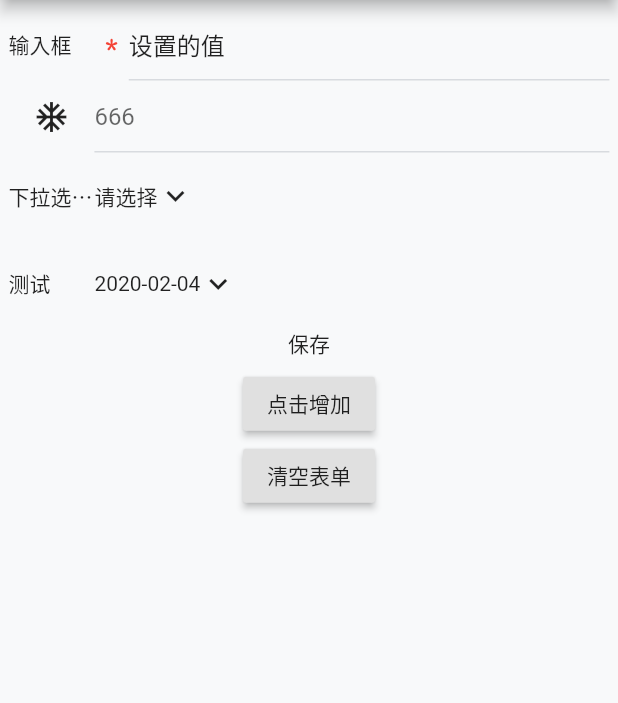
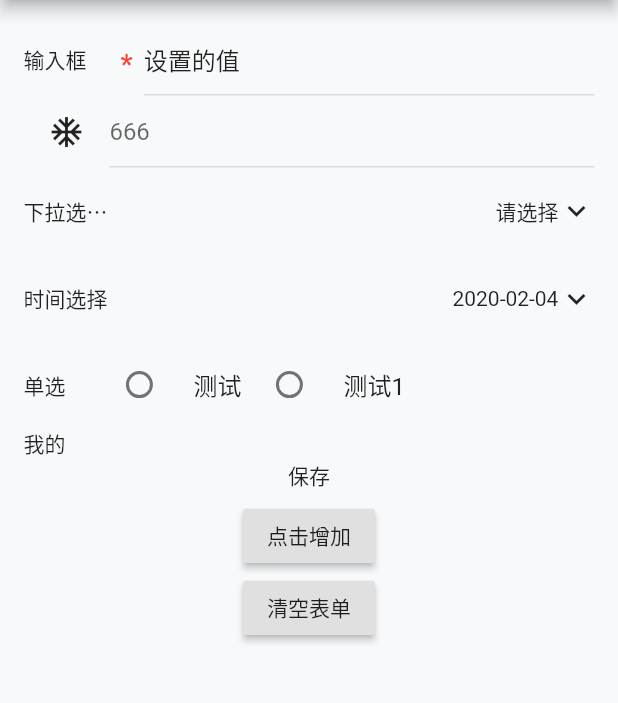
Before and after one commit to EightDoor/flutter-base, a Flutter app: the DemoForm screen opened by its route, after a tap on "请选择", on a phone screen of 412 x 824 dp, the part 84-787 px from its top. Run offline on Flutter 3.47's test engine with Material 2 defaults, Android fonts, the phone set to English and light mode, and no system bars; our stand-ins replace cached_network_image, dio, flutter_easyloading, flutter_easyrefresh, flutter_screenutil, flutter_spinkit and 7 more; missing offline and left inert: flustars, flutter_pickers, r_upgrade, sp_util.

Commit message:
feat: 单选框,自定义组件插槽位置

```diff
--- a/lib/components/Form/FormField.dart
+++ b/lib/components/Form/FormField.dart
@@ -1,5 +1,6 @@
 import 'package:flutter/material.dart';
 import 'package:flutter_screenutil/flutter_screenutil.dart';
+import 'package:flutterbbase/components/Form/Radio.dart';
 import 'package:flutterbbase/components/Form/Select.dart';
 import 'package:flutterbbase/components/Svg.dart';
 import 'package:flutterbbase/models/Form/form.dart';
@@ -19,12 +20,14 @@ class FormFieldCom extends StatelessWidget {
       mainAxisAlignment:
           formInputModel.mainAxisAlignment ?? MainAxisAlignment.spaceBetween,
       children: [
-        formInputModel.prefix != null
-            ? SizedBox(
-                width: formInputModel.prefixWidth ?? 50.w,
-                child: formInputModel.prefix,
-              )
-            : Container(),
+        formInputModel.component != null
+            ? Container()
+            : formInputModel.prefix != null
+                ? SizedBox(
+                    width: formInputModel.prefixWidth ?? 50.w,
+                    child: formInputModel.prefix,
+                  )
+                : Container(),
         formInputModel.required != null
             ? SvgComponent(
                 url: 'assets/images/required.svg',
@@ -43,6 +46,9 @@ class FormFieldCom extends StatelessWidget {
     /// type = 'input' FormInputModel转换
     Widget item = Text("没有匹配类型, 请输入 input、");
     switch (m.type) {
+      case "custom":
+        item = formInputModel.component!;
+        break;
       case "input":
         item = FormInput(
           Key(formInputModel.name),
@@ -69,6 +75,16 @@ class FormFieldCom extends StatelessWidget {
               onCallBack(val);
             },
             data: formInputModel);
+        break;
+      case "radio":
+        item = FormRadio(
+          Key(formInputModel.name),
+          (val) {
+            onCallBack(val);
+          },
+          formInputModel,
+        );
+        break;
     }
     return item;
   }
--- /dev/null
+++ b/lib/components/Form/Radio.dart
@@ -0,0 +1,76 @@
+import 'package:flutter/material.dart';
+import 'package:flutter_screenutil/flutter_screenutil.dart';
+import 'package:flutterbbase/models/Form/input.dart';
+
+import 'Input.dart';
+
+/// 单选
+
+class FormRadio extends StatefulWidget {
+  final FormInputModel formInputModel;
+  final FormCallBackItem onCallBack;
+  FormRadio(
+    Key key,
+    this.onCallBack,
+    this.formInputModel,
+  ) : super(key: key);
+  @override
+  _FormRadioState createState() => _FormRadioState();
+}
+
+class _FormRadioState extends State<FormRadio> {
+  String _value = '';
+  List<Map<String, dynamic>> list = [];
+  @override
+  void initState() {
+    super.initState();
+    setState(() {
+      list = widget.formInputModel.list!;
+    });
+  }
+
+  @override
+  void didUpdateWidget(covariant FormRadio oldWidget) {
+    super.didUpdateWidget(oldWidget);
+    // 存在更新值， 直接更新
+    if (widget.formInputModel.value != null) {}
+    if (widget.formInputModel.list != null) {
+      setState(() {
+        list = widget.formInputModel.list!;
+      });
+    }
+  }
+
+  @override
+  Widget build(BuildContext context) {
+    return SizedBox(
+      width: 200.sp,
+      height: 50.sp,
+      child: ListView(
+        scrollDirection: Axis.horizontal,
+        children: _generateItem(),
+      ),
+    );
+  }
+
+  List<Widget> _generateItem() {
+    return list
+        .map(
+          (e) => Container(
+            width: e["width"] ?? 100.sp,
+            child: RadioListTile<String>(
+              contentPadding: EdgeInsets.all(0),
+              title: Text(e["label"] ?? ""),
+              value: e["value"],
+              groupValue: _value,
+              onChanged: (v) {
+                setState(() {
+                  _value = v!;
+                });
+              },
+            ),
+          ),
+        )
+        .toList();
+  }
+}
--- a/lib/components/Form/Select.dart
+++ b/lib/components/Form/Select.dart
@@ -6,7 +6,6 @@ import 'package:flutter_screenutil/flutter_screenutil.dart';
 import 'package:flutterbbase/components/Form/Time.dart';
 import 'package:flutterbbase/components/Tapped.dart';
 import 'package:flutterbbase/models/Form/input.dart';
-import 'package:flutterbbase/utils/business_utils.dart';
 import 'package:flutterbbase/utils/show_picker_utils.dart';
 
 import 'Input.dart';
@@ -36,7 +35,7 @@ class _FormSelectComState extends State<FormSelectCom> {
   @override
   void didUpdateWidget(covariant FormSelectCom oldWidget) {
     super.didUpdateWidget(oldWidget);
-    if (widget.data.value != null) {
+    if (widget.data.value != null && selectLabel.isEmpty) {
       setState(() {
         selectLabel = widget.data.value ?? "";
       });
@@ -83,26 +82,22 @@ class _FormSelectComState extends State<FormSelectCom> {
                   defaultValue = PDuration.parse(dateTime);
                 }
               }
-              setState(() {
-                selectLabel =
-                    BusinessUtils.formatModel(defaultValue, defaultMode)!;
-              });
+
               showFormTimePicker(
                   context: context,
                   selectDate: defaultValue,
                   mode: defaultMode,
-                  callBackChange: (val) {
+                  callBackItem: (val) {
+                    widget.onCallBack(val);
                     setState(() {
                       selectLabel = val;
                     });
-                  },
-                  callBackItem: (val) {
-                    widget.onCallBack(val);
                   });
               break;
           }
         },
         child: Row(
+          mainAxisAlignment: MainAxisAlignment.end,
           children: [
             Text((selectLabel.isNotEmpty
                 ? selectLabel
--- a/lib/models/Form/input.dart
+++ b/lib/models/Form/input.dart
@@ -27,6 +27,9 @@ class FormInputModel {
   // mode 时间格式
   final DateMode? mode;
 
+  // 自定义组件
+  final Widget? component;
+
   FormInputModel(
     this.placeHolder,
     this.prefix,
@@ -39,6 +42,7 @@ class FormInputModel {
     this.title,
     this.list,
     this.mode,
+    this.component,
   );
   FormInputModel.formJson(Map<String, dynamic> json)
       : placeHolder = json['placeHolder'],
@@ -51,7 +55,8 @@ class FormInputModel {
         value = json["value"],
         title = json['title'],
         list = json['list'],
-        mode = json["model"];
+        mode = json["model"],
+        component = json["component"];
 
   Map<String, dynamic> toJson() => {
         'placeHolder': placeHolder,
@@ -64,6 +69,7 @@ class FormInputModel {
         "value": value,
         "title": title,
         "list": list,
-        "mode": mode
+        "mode": mode,
+        "component": component,
       };
 }
--- a/lib/pages/demo/demo_form.dart
+++ b/lib/pages/demo/demo_form.dart
@@ -52,10 +52,35 @@ class _DemoFormState extends State<DemoForm> {
       "type": "time",
       "properties": {
         "placeHolder": "请选择时间",
-        "prefix": TextCom("测试"),
+        "prefix": TextCom("时间选择"),
         "name": "timeTest",
       }
     },
+    {
+      "type": "radio",
+      "properties": {
+        "prefix": TextCom("单选"),
+        "name": "selectRadio",
+        "list": [
+          {
+            "value": "2",
+            "label": "测试",
+            "width": 100.0,
+          },
+          {
+            "value": "1",
+            "label": "测试1",
+          },
+        ]
+      }
+    },
+    {
+      "type": "custom",
+      "properties": {
+        "component": Text("我的"),
+        "name": "custom",
+      },
+    }
   ];
 
   @override
@@ -80,7 +105,11 @@ class _DemoFormState extends State<DemoForm> {
       appBar: AppBar(
         title: Text("表单demo"),
       ),
-      body: SingleChildScrollView(
+      body: Padding(
+        padding: EdgeInsets.all(
+          10,
+        ),
+        child: SingleChildScrollView(
           child: Column(
             children: [
               FormCom(
@@ -118,6 +147,7 @@ class _DemoFormState extends State<DemoForm> {
             ],
           ),
         ),
+      ),
     );
   }
 }
```
Lines whose indentation alone changed are shown as unchanged.
